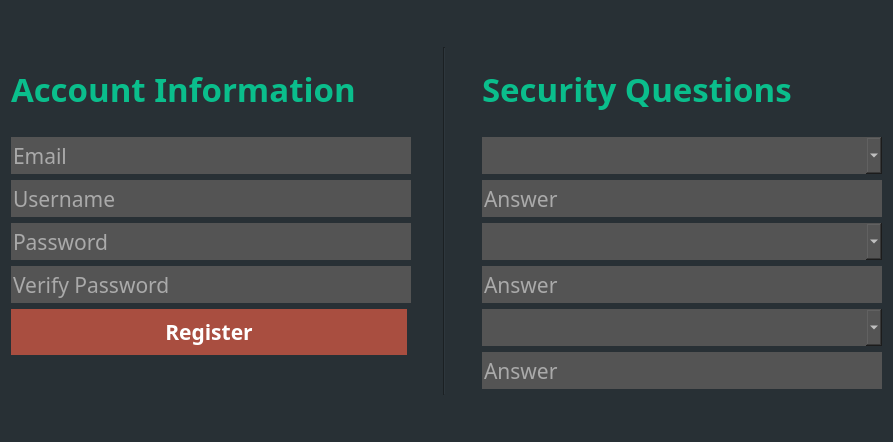
dparker2/StudyGroup, file createaccount.ui: the form before one commit.
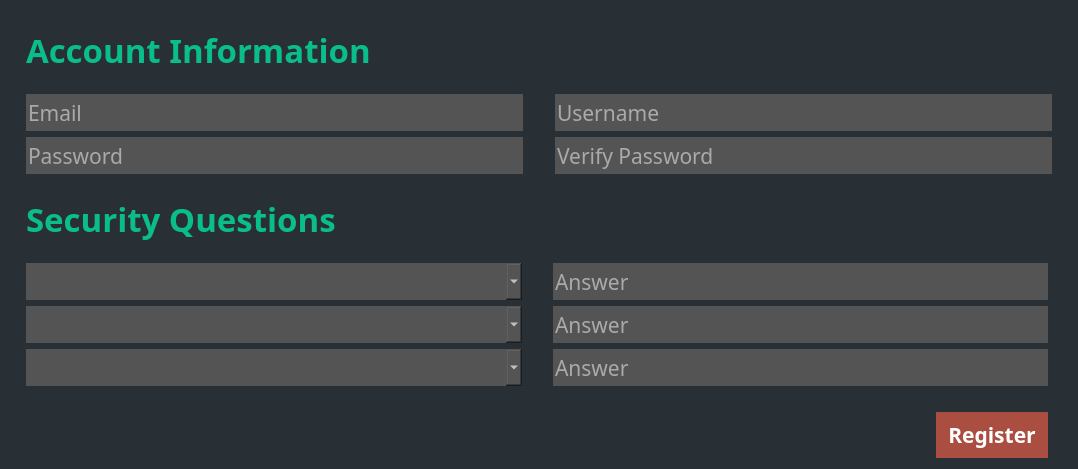
The form after the commit.

Commit message: email regex

Diff of the .ui file:
```diff
--- a/createaccount.ui
+++ b/createaccount.ui
@@ -6,8 +6,8 @@
    <rect>
     <x>0</x>
     <y>0</y>
-    <width>893</width>
-    <height>442</height>
+    <width>1078</width>
+    <height>469</height>
    </rect>
   </property>
   <property name="minimumSize">
@@ -24,116 +24,65 @@
 background-color: #283035;</string>
   </property>
   <layout class="QGridLayout" name="gridLayout_2">
-   <item row="0" column="0">
-    <layout class="QGridLayout" name="layout_acct_info">
      <property name="leftMargin">
-      <number>0</number>
-     </property>
-     <property name="topMargin">
-      <number>0</number>
-     </property>
+    <number>20</number>
+   </property>
      <property name="rightMargin">
       <number>0</number>
      </property>
-     <property name="bottomMargin">
-      <number>40</number>
-     </property>
-     <item row="11" column="0">
-      <layout class="QHBoxLayout" name="horizontalLayout_8">
-       <property name="rightMargin">
-        <number>30</number>
-       </property>
-       <item>
-        <widget class="QPushButton" name="register_btn">
-         <property name="font">
-          <font>
-           <family>Trebuchet MS</family>
-           <pointsize>16</pointsize>
-           <weight>75</weight>
-           <italic>false</italic>
-           <bold>true</bold>
-          </font>
-         </property>
-         <property name="styleSheet">
-          <string notr="true">QPushButton {
-background-color: rgba(255, 98, 71, 0.6);
-color: white; 
-font:bold;
-padding: 8px 12px 8px 12px;
-border: 0px;
-}
-
-QPushButton:hover {
-	background-color: rgba(255, 98, 71, 1);
-}</string>
-         </property>
-         <property name="text">
-          <string>Register</string>
-         </property>
-        </widget>
-       </item>
-      </layout>
-     </item>
-     <item row="9" column="0">
-      <layout class="QHBoxLayout" name="horizontalLayout_6">
-       <item>
-        <widget class="QLineEdit" name="lineEdit_password2">
-         <property name="minimumSize">
-          <size>
-           <width>0</width>
-           <height>37</height>
-          </size>
-         </property>
-         <property name="maximumSize">
-          <size>
-           <width>16777215</width>
-           <height>37</height>
-          </size>
-         </property>
-         <property name="font">
-          <font>
-           <family>Trebuchet MS</family>
-           <pointsize>16</pointsize>
-          </font>
-         </property>
-         <property name="styleSheet">
-          <string notr="true">background-color: #545454;
-color:white;
-border-style:none;</string>
-         </property>
-         <property name="echoMode">
-          <enum>QLineEdit::Password</enum>
-         </property>
-         <property name="placeholderText">
-          <string>Verify Password</string>
-         </property>
-        </widget>
-       </item>
-       <item>
-        <widget class="QLabel" name="label_password2_check">
+   <item row="0" column="1">
+    <layout class="QGridLayout" name="gridLayout_8">
+     <item row="0" column="0">
+      <widget class="QLabel" name="label_acct_info">
          <property name="sizePolicy">
-          <sizepolicy hsizetype="Fixed" vsizetype="Fixed">
+        <sizepolicy hsizetype="Expanding" vsizetype="Preferred">
            <horstretch>0</horstretch>
            <verstretch>0</verstretch>
           </sizepolicy>
          </property>
-         <property name="minimumSize">
+       <property name="maximumSize">
           <size>
-           <width>20</width>
-           <height>20</height>
-          </size>
-         </property>
+         <width>16777215</width>
+         <height>84</height>
+        </size>
+       </property>
+       <property name="font">
+        <font>
+         <family>Trebuchet MS</family>
+         <pointsize>25</pointsize>
+         <weight>75</weight>
+         <italic>false</italic>
+         <bold>true</bold>
+         <underline>false</underline>
+         <strikeout>false</strikeout>
+        </font>
+       </property>
+       <property name="styleSheet">
+        <string notr="true">color:rgba(10,190,140);</string>
+       </property>
          <property name="text">
-          <string/>
+        <string>Account Information</string>
+       </property>
+       <property name="alignment">
+        <set>Qt::AlignLeading|Qt::AlignLeft|Qt::AlignVCenter</set>
          </property>
         </widget>
        </item>
       </layout>
      </item>
-     <item row="7" column="0">
+   <item row="2" column="1">
       <layout class="QHBoxLayout" name="horizontalLayout_5">
+     <property name="leftMargin">
+      <number>0</number>
+     </property>
        <item>
         <widget class="QLineEdit" name="lineEdit_password1">
+       <property name="sizePolicy">
+        <sizepolicy hsizetype="MinimumExpanding" vsizetype="Fixed">
+         <horstretch>0</horstretch>
+         <verstretch>0</verstretch>
+        </sizepolicy>
+       </property>
          <property name="minimumSize">
           <size>
            <width>0</width>
@@ -184,18 +133,8 @@
          </property>
         </widget>
        </item>
-      </layout>
-     </item>
-     <item row="5" column="0">
-      <layout class="QHBoxLayout" name="horizontalLayout_4">
        <item>
-        <widget class="QLineEdit" name="lineEdit_username_signup">
-         <property name="sizePolicy">
-          <sizepolicy hsizetype="Expanding" vsizetype="Fixed">
-           <horstretch>0</horstretch>
-           <verstretch>0</verstretch>
-          </sizepolicy>
-         </property>
+      <widget class="QLineEdit" name="lineEdit_password2">
          <property name="minimumSize">
           <size>
            <width>0</width>
@@ -219,115 +158,16 @@
 color:white;
 border-style:none;</string>
          </property>
-         <property name="placeholderText">
-          <string>Username</string>
-         </property>
-        </widget>
-       </item>
-       <item>
-        <widget class="QLabel" name="label_username_check">
-         <property name="sizePolicy">
-          <sizepolicy hsizetype="Fixed" vsizetype="Fixed">
-           <horstretch>0</horstretch>
-           <verstretch>0</verstretch>
-          </sizepolicy>
-         </property>
-         <property name="minimumSize">
-          <size>
-           <width>20</width>
-           <height>20</height>
-          </size>
-         </property>
-         <property name="text">
-          <string/>
-         </property>
-        </widget>
-       </item>
-      </layout>
-     </item>
-     <item row="0" column="0">
-      <layout class="QGridLayout" name="gridLayout_8">
-       <item row="0" column="0">
-        <widget class="QLabel" name="label_acct_info">
-         <property name="sizePolicy">
-          <sizepolicy hsizetype="Expanding" vsizetype="Preferred">
-           <horstretch>0</horstretch>
-           <verstretch>0</verstretch>
-          </sizepolicy>
-         </property>
-         <property name="maximumSize">
-          <size>
-           <width>16777215</width>
-           <height>84</height>
-          </size>
-         </property>
-         <property name="font">
-          <font>
-           <family>Trebuchet MS</family>
-           <pointsize>25</pointsize>
-           <weight>75</weight>
-           <italic>false</italic>
-           <bold>true</bold>
-           <underline>false</underline>
-           <strikeout>false</strikeout>
-          </font>
-         </property>
-         <property name="styleSheet">
-          <string notr="true">color:rgba(10,190,140);</string>
-         </property>
-         <property name="text">
-          <string>Account Information</string>
-         </property>
-         <property name="alignment">
-          <set>Qt::AlignLeading|Qt::AlignLeft|Qt::AlignVCenter</set>
-         </property>
-        </widget>
-       </item>
-      </layout>
-     </item>
-     <item row="2" column="0">
-      <layout class="QHBoxLayout" name="horizontalLayout_7">
-       <item>
-        <widget class="QLineEdit" name="lineEdit_email">
-         <property name="sizePolicy">
-          <sizepolicy hsizetype="Preferred" vsizetype="Fixed">
-           <horstretch>0</horstretch>
-           <verstretch>0</verstretch>
-          </sizepolicy>
-         </property>
-         <property name="minimumSize">
-          <size>
-           <width>0</width>
-           <height>37</height>
-          </size>
-         </property>
-         <property name="maximumSize">
-          <size>
-           <width>16777215</width>
-           <height>37</height>
-          </size>
-         </property>
-         <property name="font">
-          <font>
-           <family>Trebuchet MS</family>
-           <pointsize>16</pointsize>
-          </font>
-         </property>
-         <property name="styleSheet">
-          <string notr="true">background-color: #545454;
-color:white;
-border-style:none;</string>
-         </property>
-         <property name="inputMethodHints">
-          <set>Qt::ImhEmailCharactersOnly</set>
-         </property>
+       <property name="echoMode">
+        <enum>QLineEdit::Password</enum>
+       </property>
          <property name="placeholderText">
-          <string>Email</string>
+        <string>Verify Password</string>
          </property>
         </widget>
        </item>
        <item>
-        <widget class="QLabel" name="label_email_check">
+      <widget class="QLabel" name="label_password2_check">
          <property name="sizePolicy">
           <sizepolicy hsizetype="Fixed" vsizetype="Fixed">
            <horstretch>0</horstretch>
@@ -347,22 +187,15 @@
        </item>
       </layout>
      </item>
-    </layout>
-   </item>
-   <item row="0" column="1">
-    <layout class="QGridLayout" name="gridLayout_6">
-     <item row="0" column="0">
-      <widget class="Line" name="line">
-       <property name="orientation">
-        <enum>Qt::Vertical</enum>
-       </property>
-      </widget>
-     </item>
-    </layout>
-   </item>
-   <item row="0" column="2">
+   <item row="4" column="1">
     <layout class="QGridLayout" name="layout_security_questions">
      <property name="leftMargin">
+      <number>0</number>
+     </property>
+     <property name="topMargin">
+      <number>0</number>
+     </property>
+     <property name="rightMargin">
       <number>30</number>
      </property>
      <property name="topMargin">
@@ -371,90 +204,24 @@
      <property name="bottomMargin">
       <number>0</number>
      </property>
-     <item row="1" column="0">
-      <layout class="QGridLayout" name="gridLayout_9">
-       <property name="topMargin">
-        <number>0</number>
+     <item row="4" column="1">
+      <spacer name="horizontalSpacer_3">
+       <property name="orientation">
+        <enum>Qt::Horizontal</enum>
        </property>
-       <property name="bottomMargin">
-        <number>0</number>
+       <property name="sizeType">
+        <enum>QSizePolicy::Minimum</enum>
        </property>
-       <item row="0" column="0">
-        <widget class="QLabel" name="label_security_questions">
-         <property name="sizePolicy">
-          <sizepolicy hsizetype="Expanding" vsizetype="Preferred">
-           <horstretch>0</horstretch>
-           <verstretch>0</verstretch>
-          </sizepolicy>
-         </property>
-         <property name="maximumSize">
+       <property name="sizeHint" stdset="0">
           <size>
-           <width>16777215</width>
-           <height>84</height>
-          </size>
-         </property>
-         <property name="font">
-          <font>
-           <family>Trebuchet MS</family>
-           <pointsize>25</pointsize>
-           <weight>75</weight>
-           <italic>false</italic>
-           <bold>true</bold>
-           <underline>false</underline>
-           <strikeout>false</strikeout>
-          </font>
-         </property>
-         <property name="styleSheet">
-          <string notr="true">color:rgba(10,190,140);</string>
-         </property>
-         <property name="text">
-          <string>Security Questions</string>
-         </property>
-         <property name="alignment">
-          <set>Qt::AlignLeading|Qt::AlignLeft|Qt::AlignVCenter</set>
-         </property>
-        </widget>
-       </item>
-      </layout>
-     </item>
-     <item row="5" column="0">
-      <widget class="QLineEdit" name="lineEdit_answer2">
-       <property name="minimumSize">
-        <size>
-         <width>0</width>
-         <height>37</height>
-        </size>
-       </property>
-       <property name="maximumSize">
-        <size>
-         <width>16777215</width>
-         <height>37</height>
-        </size>
-       </property>
-       <property name="font">
-        <font>
-         <family>Trebuchet MS</family>
-         <pointsize>16</pointsize>
-        </font>
-       </property>
-       <property name="styleSheet">
-        <string notr="true">background-color: #545454;
-color:white;
-border-style:none;</string>
-       </property>
-       <property name="placeholderText">
-        <string>Answer</string>
-       </property>
-      </widget>
-     </item>
-     <item row="3" column="0">
-      <widget class="QLineEdit" name="lineEdit_answer1">
-       <property name="sizePolicy">
-        <sizepolicy hsizetype="Expanding" vsizetype="Fixed">
-         <horstretch>0</horstretch>
-         <verstretch>0</verstretch>
-        </sizepolicy>
-       </property>
+         <width>25</width>
+         <height>20</height>
+        </size>
+       </property>
+      </spacer>
+     </item>
+     <item row="6" column="2">
+      <widget class="QLineEdit" name="lineEdit_answer3">
        <property name="minimumSize">
         <size>
          <width>0</width>
@@ -493,46 +260,16 @@
        </property>
        <property name="sizeHint" stdset="0">
         <size>
-         <width>400</width>
+         <width>375</width>
          <height>0</height>
         </size>
        </property>
       </spacer>
      </item>
-     <item row="7" column="0">
-      <widget class="QLineEdit" name="lineEdit_answer3">
-       <property name="minimumSize">
-        <size>
-         <width>0</width>
-         <height>37</height>
-        </size>
-       </property>
-       <property name="maximumSize">
-        <size>
-         <width>16777215</width>
-         <height>37</height>
-        </size>
-       </property>
-       <property name="font">
-        <font>
-         <family>Trebuchet MS</family>
-         <pointsize>16</pointsize>
-        </font>
-       </property>
-       <property name="styleSheet">
-        <string notr="true">background-color: #545454;
-color:white;
-border-style:none;</string>
-       </property>
-       <property name="placeholderText">
-        <string>Answer</string>
-       </property>
-      </widget>
-     </item>
      <item row="4" column="0">
       <widget class="QComboBox" name="comboBox_q2">
        <property name="sizePolicy">
-        <sizepolicy hsizetype="Expanding" vsizetype="Fixed">
+        <sizepolicy hsizetype="Preferred" vsizetype="Fixed">
          <horstretch>0</horstretch>
          <verstretch>0</verstretch>
         </sizepolicy>
@@ -565,7 +302,7 @@
      <item row="6" column="0">
       <widget class="QComboBox" name="comboBox_q3">
        <property name="sizePolicy">
-        <sizepolicy hsizetype="Expanding" vsizetype="Fixed">
+        <sizepolicy hsizetype="MinimumExpanding" vsizetype="Fixed">
          <horstretch>0</horstretch>
          <verstretch>0</verstretch>
         </sizepolicy>
@@ -598,7 +335,7 @@
      <item row="2" column="0">
       <widget class="QComboBox" name="comboBox_q1">
        <property name="sizePolicy">
-        <sizepolicy hsizetype="Expanding" vsizetype="Fixed">
+        <sizepolicy hsizetype="MinimumExpanding" vsizetype="Fixed">
          <horstretch>0</horstretch>
          <verstretch>0</verstretch>
         </sizepolicy>
@@ -634,6 +371,305 @@
        </property>
        <property name="sizeAdjustPolicy">
         <enum>QComboBox::AdjustToContents</enum>
+       </property>
+      </widget>
+     </item>
+     <item row="4" column="2">
+      <widget class="QLineEdit" name="lineEdit_answer2">
+       <property name="minimumSize">
+        <size>
+         <width>0</width>
+         <height>37</height>
+        </size>
+       </property>
+       <property name="maximumSize">
+        <size>
+         <width>16777215</width>
+         <height>37</height>
+        </size>
+       </property>
+       <property name="font">
+        <font>
+         <family>Trebuchet MS</family>
+         <pointsize>16</pointsize>
+        </font>
+       </property>
+       <property name="styleSheet">
+        <string notr="true">background-color: #545454;
+color:white;
+border-style:none;</string>
+       </property>
+       <property name="placeholderText">
+        <string>Answer</string>
+       </property>
+      </widget>
+     </item>
+     <item row="2" column="2">
+      <widget class="QLineEdit" name="lineEdit_answer1">
+       <property name="sizePolicy">
+        <sizepolicy hsizetype="MinimumExpanding" vsizetype="Fixed">
+         <horstretch>0</horstretch>
+         <verstretch>0</verstretch>
+        </sizepolicy>
+       </property>
+       <property name="minimumSize">
+        <size>
+         <width>0</width>
+         <height>37</height>
+        </size>
+       </property>
+       <property name="maximumSize">
+        <size>
+         <width>16777215</width>
+         <height>37</height>
+        </size>
+       </property>
+       <property name="font">
+        <font>
+         <family>Trebuchet MS</family>
+         <pointsize>16</pointsize>
+        </font>
+       </property>
+       <property name="styleSheet">
+        <string notr="true">background-color: #545454;
+color:white;
+border-style:none;</string>
+       </property>
+       <property name="placeholderText">
+        <string>Answer</string>
+       </property>
+      </widget>
+     </item>
+    </layout>
+   </item>
+   <item row="1" column="1">
+    <layout class="QHBoxLayout" name="horizontalLayout_7">
+     <property name="leftMargin">
+      <number>0</number>
+     </property>
+     <item>
+      <widget class="QLineEdit" name="lineEdit_email">
+       <property name="sizePolicy">
+        <sizepolicy hsizetype="Expanding" vsizetype="Fixed">
+         <horstretch>0</horstretch>
+         <verstretch>0</verstretch>
+        </sizepolicy>
+       </property>
+       <property name="minimumSize">
+        <size>
+         <width>0</width>
+         <height>37</height>
+        </size>
+       </property>
+       <property name="maximumSize">
+        <size>
+         <width>16777215</width>
+         <height>37</height>
+        </size>
+       </property>
+       <property name="font">
+        <font>
+         <family>Trebuchet MS</family>
+         <pointsize>16</pointsize>
+        </font>
+       </property>
+       <property name="styleSheet">
+        <string notr="true">background-color: #545454;
+color:white;
+border-style:none;</string>
+       </property>
+       <property name="inputMethodHints">
+        <set>Qt::ImhEmailCharactersOnly</set>
+       </property>
+       <property name="placeholderText">
+        <string>Email</string>
+       </property>
+      </widget>
+     </item>
+     <item>
+      <widget class="QLabel" name="label_email_check">
+       <property name="sizePolicy">
+        <sizepolicy hsizetype="Minimum" vsizetype="Minimum">
+         <horstretch>0</horstretch>
+         <verstretch>0</verstretch>
+        </sizepolicy>
+       </property>
+       <property name="minimumSize">
+        <size>
+         <width>20</width>
+         <height>20</height>
+        </size>
+       </property>
+       <property name="text">
+        <string/>
+       </property>
+      </widget>
+     </item>
+     <item>
+      <widget class="QLineEdit" name="lineEdit_username_signup">
+       <property name="sizePolicy">
+        <sizepolicy hsizetype="Expanding" vsizetype="Fixed">
+         <horstretch>0</horstretch>
+         <verstretch>0</verstretch>
+        </sizepolicy>
+       </property>
+       <property name="minimumSize">
+        <size>
+         <width>0</width>
+         <height>37</height>
+        </size>
+       </property>
+       <property name="maximumSize">
+        <size>
+         <width>16777215</width>
+         <height>37</height>
+        </size>
+       </property>
+       <property name="font">
+        <font>
+         <family>Trebuchet MS</family>
+         <pointsize>16</pointsize>
+        </font>
+       </property>
+       <property name="styleSheet">
+        <string notr="true">background-color: #545454;
+color:white;
+border-style:none;</string>
+       </property>
+       <property name="placeholderText">
+        <string>Username</string>
+       </property>
+      </widget>
+     </item>
+     <item>
+      <widget class="QLabel" name="label_username_check">
+       <property name="sizePolicy">
+        <sizepolicy hsizetype="Fixed" vsizetype="Fixed">
+         <horstretch>0</horstretch>
+         <verstretch>0</verstretch>
+        </sizepolicy>
+       </property>
+       <property name="minimumSize">
+        <size>
+         <width>20</width>
+         <height>20</height>
+        </size>
+       </property>
+       <property name="text">
+        <string/>
+       </property>
+      </widget>
+     </item>
+    </layout>
+   </item>
+   <item row="3" column="1">
+    <layout class="QGridLayout" name="gridLayout_9">
+     <property name="leftMargin">
+      <number>0</number>
+     </property>
+     <property name="topMargin">
+      <number>0</number>
+     </property>
+     <property name="bottomMargin">
+      <number>0</number>
+     </property>
+     <item row="0" column="0">
+      <widget class="QLabel" name="label_security_questions">
+       <property name="sizePolicy">
+        <sizepolicy hsizetype="Expanding" vsizetype="Preferred">
+         <horstretch>0</horstretch>
+         <verstretch>0</verstretch>
+        </sizepolicy>
+       </property>
+       <property name="maximumSize">
+        <size>
+         <width>16777215</width>
+         <height>84</height>
+        </size>
+       </property>
+       <property name="font">
+        <font>
+         <family>Trebuchet MS</family>
+         <pointsize>25</pointsize>
+         <weight>75</weight>
+         <italic>false</italic>
+         <bold>true</bold>
+         <underline>false</underline>
+         <strikeout>false</strikeout>
+        </font>
+       </property>
+       <property name="styleSheet">
+        <string notr="true">color:rgba(10,190,140);</string>
+       </property>
+       <property name="text">
+        <string>Security Questions</string>
+       </property>
+       <property name="alignment">
+        <set>Qt::AlignLeading|Qt::AlignLeft|Qt::AlignVCenter</set>
+       </property>
+      </widget>
+     </item>
+    </layout>
+   </item>
+   <item row="5" column="0" colspan="2">
+    <layout class="QHBoxLayout" name="horizontalLayout_8">
+     <property name="topMargin">
+      <number>20</number>
+     </property>
+     <property name="rightMargin">
+      <number>30</number>
+     </property>
+     <item>
+      <spacer name="horizontalSpacer_2">
+       <property name="orientation">
+        <enum>Qt::Horizontal</enum>
+       </property>
+       <property name="sizeHint" stdset="0">
+        <size>
+         <width>40</width>
+         <height>20</height>
+        </size>
+       </property>
+      </spacer>
+     </item>
+     <item>
+      <widget class="QPushButton" name="register_btn">
+       <property name="sizePolicy">
+        <sizepolicy hsizetype="Minimum" vsizetype="Fixed">
+         <horstretch>0</horstretch>
+         <verstretch>0</verstretch>
+        </sizepolicy>
+       </property>
+       <property name="maximumSize">
+        <size>
+         <width>200</width>
+         <height>16777215</height>
+        </size>
+       </property>
+       <property name="font">
+        <font>
+         <family>Trebuchet MS</family>
+         <pointsize>16</pointsize>
+         <weight>75</weight>
+         <italic>false</italic>
+         <bold>true</bold>
+        </font>
+       </property>
+       <property name="styleSheet">
+        <string notr="true">QPushButton {
+background-color: rgba(255, 98, 71, 0.6);
+color: white; 
+font:bold;
+padding: 8px 12px 8px 12px;
+border: 0px;
+}
+
+QPushButton:hover {
+	background-color: rgba(255, 98, 71, 1);
+}</string>
+       </property>
+       <property name="text">
+        <string>Register</string>
        </property>
       </widget>
      </item>
```
Left out of the diff: 3 changed lines with no effect on the pictures. Lines whose indentation alone changed are shown as unchanged. The commit also changes 2 other files.
